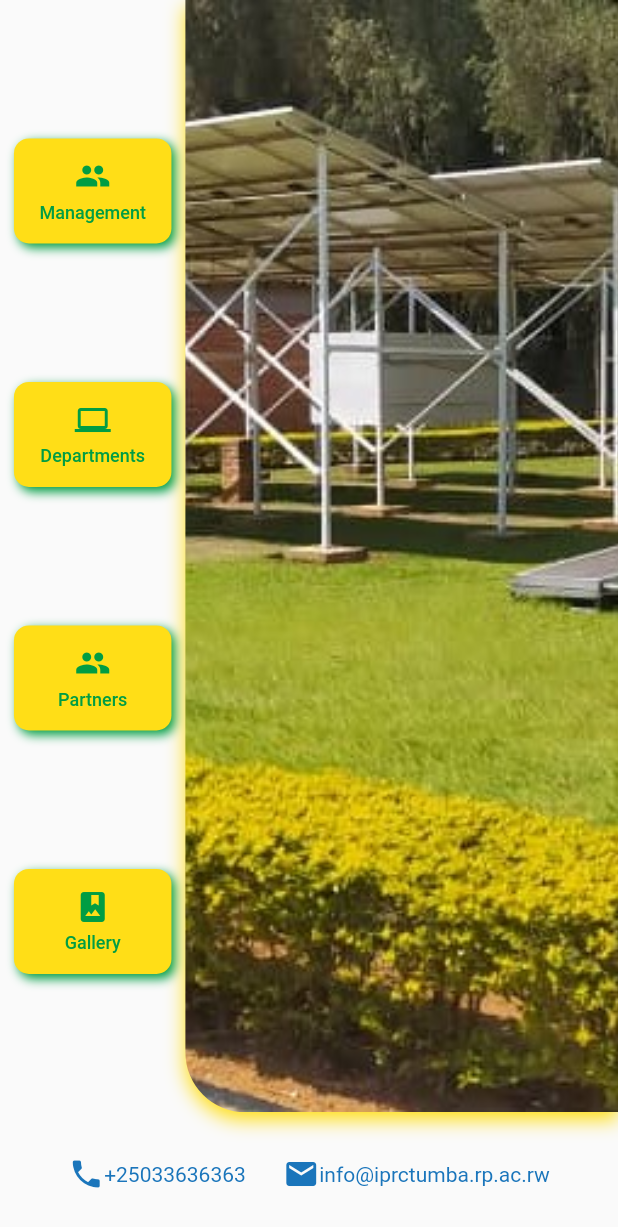
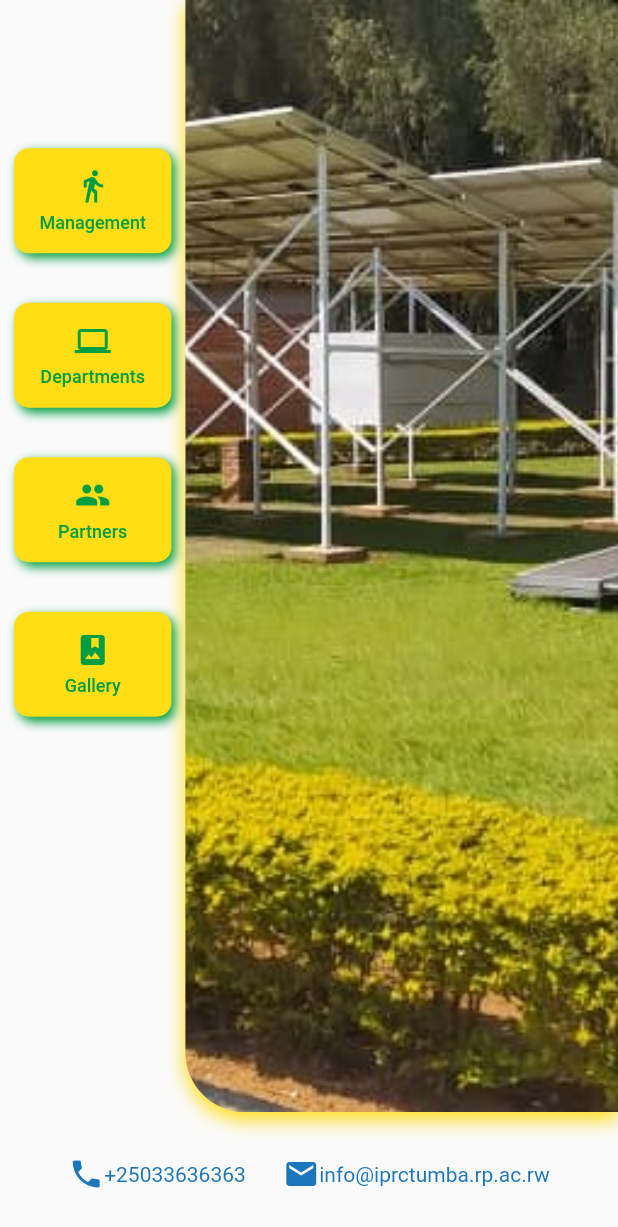
Before and after one commit to anastacurie/visit-tumba, a Flutter app: the screen it shows after launch, on a phone screen of 412 x 824 dp. Shown: the top 1227 px of the screen. Run offline on Flutter 3.47's test engine with Material 2 defaults, Android fonts, the phone set to English and light mode, and no system bars.

Commit message:
Commit after creating manager Route 2021 12 13

```diff
--- /dev/null
+++ b/lib/home/home_side_button.dart
@@ -0,0 +1,49 @@
+import 'package:flutter/material.dart';
+import 'package:visit_tumba/constants.dart';
+
+class HomeSideButtons extends StatelessWidget {
+  const HomeSideButtons({
+    Key? key,
+    required this.title,
+    required this.press,
+    required this.icon,
+  }) : super(key: key);
+  final String title;
+  final void Function() press;
+  final IconData icon;
+  @override
+  Widget build(BuildContext context) {
+    Size size = MediaQuery.of(context).size;
+    return Container(
+      margin: EdgeInsets.symmetric(vertical: size.height * 0.02),
+      padding: const EdgeInsets.symmetric(vertical: 8),
+      width: 105,
+      height: 70,
+      decoration: BoxDecoration(
+          color: tYellow,
+          borderRadius: const BorderRadius.horizontal(
+            left: Radius.circular(10),
+            right: Radius.circular(10),
+          ),
+          boxShadow: [
+            BoxShadow(color: tGreen, offset: const Offset(3, 3), blurRadius: 5)
+          ]),
+      child: FlatButton(
+        onPressed: press,
+        child: Column(
+          mainAxisAlignment: MainAxisAlignment.spaceEvenly,
+          children: [
+            Icon(
+              icon,
+              color: tGreen,
+            ),
+            Text(
+              title,
+              style: TextStyle(color: tGreen, fontSize: 12),
+            ),
+          ],
+        ),
+      ),
+    );
+  }
+}
--- a/lib/home_route.dart
+++ b/lib/home_route.dart
@@ -1,10 +1,16 @@
 import 'package:flutter/material.dart';
 import 'package:visit_tumba/constants.dart';
 import 'package:visit_tumba/home/home_bottom.dart';
+import 'package:visit_tumba/home/home_side_button.dart';
 import 'package:visit_tumba/manager_route.dart';
 
-class HomeRoute extends StatelessWidget {
-  HomeRoute({Key? key}) : super(key: key);
+class HomeRoute extends StatefulWidget {
+  const HomeRoute({Key? key}) : super(key: key);
+  @override
+  _HomeRouteState createState() => _HomeRouteState();
+}
+
+class _HomeRouteState extends State<HomeRoute> {
   @override
   Widget build(BuildContext context) {
     Size size = MediaQuery.of(context).size;
@@ -14,170 +20,55 @@ class HomeRoute extends StatelessWidget {
         child: Column(
           children: [
             Container(
+              padding: EdgeInsets.zero,
               width: size.width,
               child: Row(
                 children: [
                   Expanded(
                     child: Container(
+                      padding:
+                          EdgeInsets.symmetric(vertical: size.height * 0.1),
                       height: size.height * 0.9,
-                      child: Column(
-                        mainAxisAlignment: MainAxisAlignment.spaceEvenly,
-                        children: [
-                          Container(
-                            padding: const EdgeInsets.symmetric(vertical: 8),
-                            width: 105,
-                            height: 70,
-                            decoration: BoxDecoration(
-                                color: tYellow,
-                                borderRadius: const BorderRadius.horizontal(
-                                  left: Radius.circular(10),
-                                  right: Radius.circular(10),
-                                ),
-                                boxShadow: [
-                                  BoxShadow(
-                                      color: tGreen,
-                                      offset: const Offset(3, 3),
-                                      blurRadius: 5)
-                                ]),
-                            child: FlatButton(
-                              onPressed: () {
+                      child: SingleChildScrollView(
+                        child: Column(
+                          mainAxisAlignment: MainAxisAlignment.spaceEvenly,
+                          children: [
+                            HomeSideButtons(
+                              title: 'Management',
+                              press: () {
                                 Navigator.push(
                                   context,
                                   MaterialPageRoute(
                                     builder: (context) => ManagerRoute(),
                                   ),
                                 );
-                                //Open Manager Route
+                                //print("People");
                               },
-                              child: Column(
-                                mainAxisAlignment:
-                                    MainAxisAlignment.spaceEvenly,
-                                children: [
-                                  Icon(
-                                    Icons.people,
-                                    color: tGreen,
-                                  ),
-                                  Text(
-                                    "Management",
-                                    style:
-                                        TextStyle(color: tGreen, fontSize: 12),
-                                  ),
-                                ],
-                              ),
+                              icon: Icons.directions_walk,
                             ),
-                          ),
-                          Container(
-                            padding: const EdgeInsets.symmetric(vertical: 8),
-                            width: 105,
-                            height: 70,
-                            decoration: BoxDecoration(
-                                color: tYellow,
-                                borderRadius: const BorderRadius.horizontal(
-                                  left: Radius.circular(10),
-                                  right: Radius.circular(10),
-                                ),
-                                boxShadow: [
-                                  BoxShadow(
-                                      color: tGreen,
-                                      offset: const Offset(3, 3),
-                                      blurRadius: 5)
-                                ]),
-                            child: FlatButton(
-                              onPressed: () {
-                                //Open Department Route
+                            HomeSideButtons(
+                              title: 'Departments',
+                              press: () {
+                                //print("Thank you");
                               },
-                              child: Column(
-                                mainAxisAlignment:
-                                    MainAxisAlignment.spaceEvenly,
-                                children: [
-                                  Icon(
-                                    Icons.computer,
-                                    color: tGreen,
-                                  ),
-                                  Text(
-                                    "Departments",
-                                    style:
-                                        TextStyle(color: tGreen, fontSize: 12),
-                                  ),
-                                ],
-                              ),
+                              icon: Icons.computer,
                             ),
-                          ),
-                          Container(
-                            padding: const EdgeInsets.symmetric(vertical: 8),
-                            width: 105,
-                            height: 70,
-                            decoration: BoxDecoration(
-                                color: tYellow,
-                                borderRadius: const BorderRadius.horizontal(
-                                  left: Radius.circular(10),
-                                  right: Radius.circular(10),
-                                ),
-                                boxShadow: [
-                                  BoxShadow(
-                                      color: tGreen,
-                                      offset: const Offset(3, 3),
-                                      blurRadius: 5)
-                                ]),
-                            child: FlatButton(
-                              onPressed: () {
-                                //Open Partner Route
+                            HomeSideButtons(
+                              title: 'Partners',
+                              press: () {
+                                //print("People");
                               },
-                              child: Column(
-                                mainAxisAlignment:
-                                    MainAxisAlignment.spaceEvenly,
-                                children: [
-                                  Icon(
-                                    Icons.people,
-                                    color: tGreen,
-                                  ),
-                                  Text(
-                                    "Partners",
-                                    style:
-                                        TextStyle(color: tGreen, fontSize: 12),
-                                  ),
-                                ],
-                              ),
+                              icon: Icons.people,
                             ),
-                          ),
-                          Container(
-                            padding: const EdgeInsets.symmetric(vertical: 8),
-                            width: 105,
-                            height: 70,
-                            decoration: BoxDecoration(
-                                color: tYellow,
-                                borderRadius: const BorderRadius.horizontal(
-                                  left: Radius.circular(10),
-                                  right: Radius.circular(10),
-                                ),
-                                boxShadow: [
-                                  BoxShadow(
-                                      color: tGreen,
-                                      offset: const Offset(3, 3),
-                                      blurRadius: 5)
-                                ]),
-                            child: FlatButton(
-                              onPressed: () {
-                                //Open Galley Route
+                            HomeSideButtons(
+                              title: 'Gallery',
+                              press: () {
+                                //print("Thank you");
                               },
-                              child: Column(
-                                mainAxisAlignment:
-                                    MainAxisAlignment.spaceEvenly,
-                                children: [
-                                  Icon(
-                                    Icons.photo_album,
-                                    color: tGreen,
-                                  ),
-                                  Text(
-                                    "Gallery",
-                                    style:
-                                        TextStyle(color: tGreen, fontSize: 12),
-                                  ),
-                                ],
-                              ),
+                              icon: Icons.photo_album,
                             ),
-                          ),
-                        ],
+                          ],
+                        ),
                       ),
                     ),
                   ),
```
Also changed, not shown: lib/home/home_managers_profiles.dart (added, +81 -0 lines), lib/manager_route.dart (+80 -66 lines), images/burton_i.png (added), images/mutabazi_rc.png (added), images/nkuranga_jb.jpg (added).
